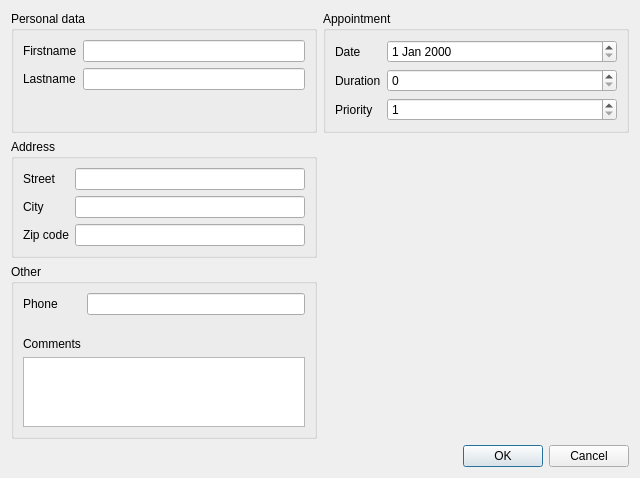
Qt form addclientwindow.ui (mariedegen/QtProject) before a commit.
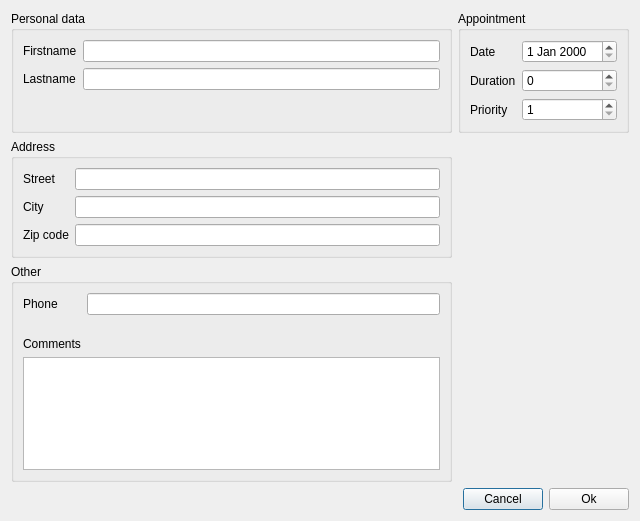
The same form after that commit. Icons and pictures are not drawn.

```diff
--- a/addclientwindow.ui
+++ b/addclientwindow.ui
@@ -7,7 +7,7 @@
     <x>0</x>
     <y>0</y>
     <width>640</width>
-    <height>478</height>
+    <height>521</height>
    </rect>
   </property>
   <property name="windowTitle">
@@ -127,13 +127,6 @@
      </layout>
     </widget>
    </item>
-   <item row="3" column="2">
-    <widget class="QDialogButtonBox" name="buttonBox">
-     <property name="standardButtons">
-      <set>QDialogButtonBox::Cancel|QDialogButtonBox::Ok</set>
-     </property>
-    </widget>
-   </item>
    <item row="0" column="2">
     <widget class="QGroupBox" name="groupBox_2">
      <property name="title">
@@ -180,6 +173,45 @@
      </layout>
     </widget>
    </item>
+   <item row="3" column="1" colspan="2">
+    <layout class="QHBoxLayout" name="horizontalLayout">
+     <item>
+      <spacer name="horizontalSpacer_2">
+       <property name="orientation">
+        <enum>Qt::Horizontal</enum>
+       </property>
+       <property name="sizeHint" stdset="0">
+        <size>
+         <width>40</width>
+         <height>20</height>
+        </size>
+       </property>
+      </spacer>
+     </item>
+     <item>
+      <widget class="QPushButton" name="cancel_btn">
+       <property name="text">
+        <string>Cancel</string>
+       </property>
+       <property name="icon">
+        <iconset resource="tpqt.qrc">
+         <normaloff>:/icon/cancel.png</normaloff>:/icon/cancel.png</iconset>
+       </property>
+      </widget>
+     </item>
+     <item>
+      <widget class="QPushButton" name="ok_btn">
+       <property name="text">
+        <string>Ok</string>
+       </property>
+       <property name="icon">
+        <iconset resource="tpqt.qrc">
+         <normaloff>:/icon/checked.png</normaloff>:/icon/checked.png</iconset>
+       </property>
+      </widget>
+     </item>
+    </layout>
+   </item>
   </layout>
  </widget>
  <resources/>
```
Left out of the diff: 4 changed lines with no effect on the pictures.
